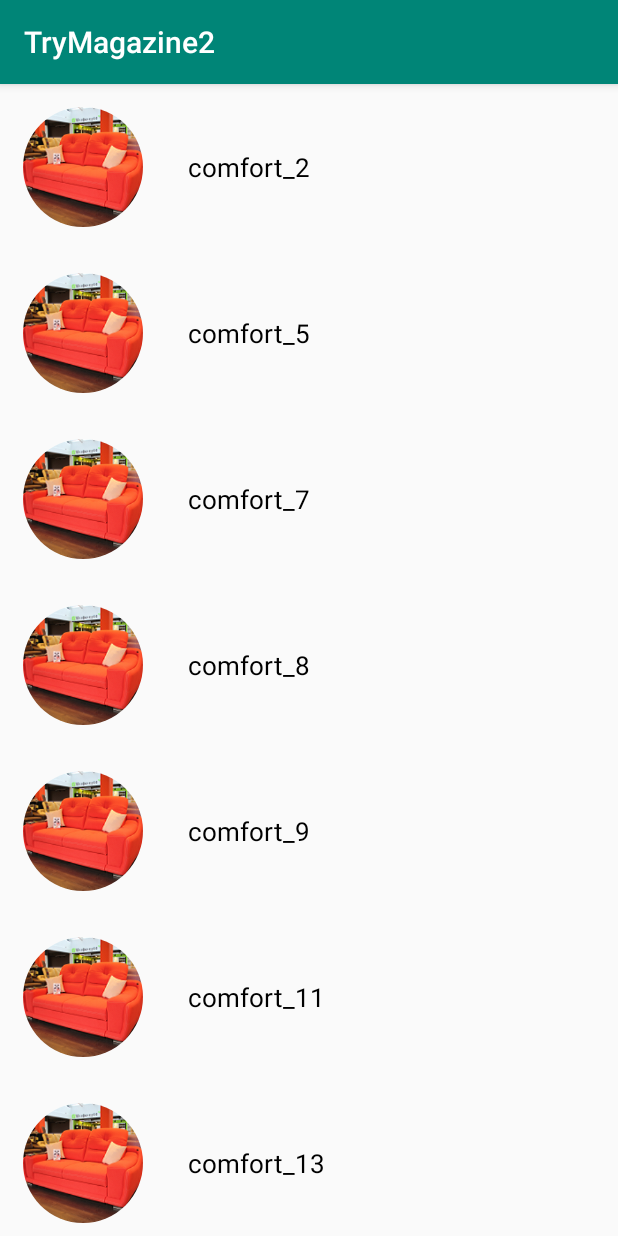
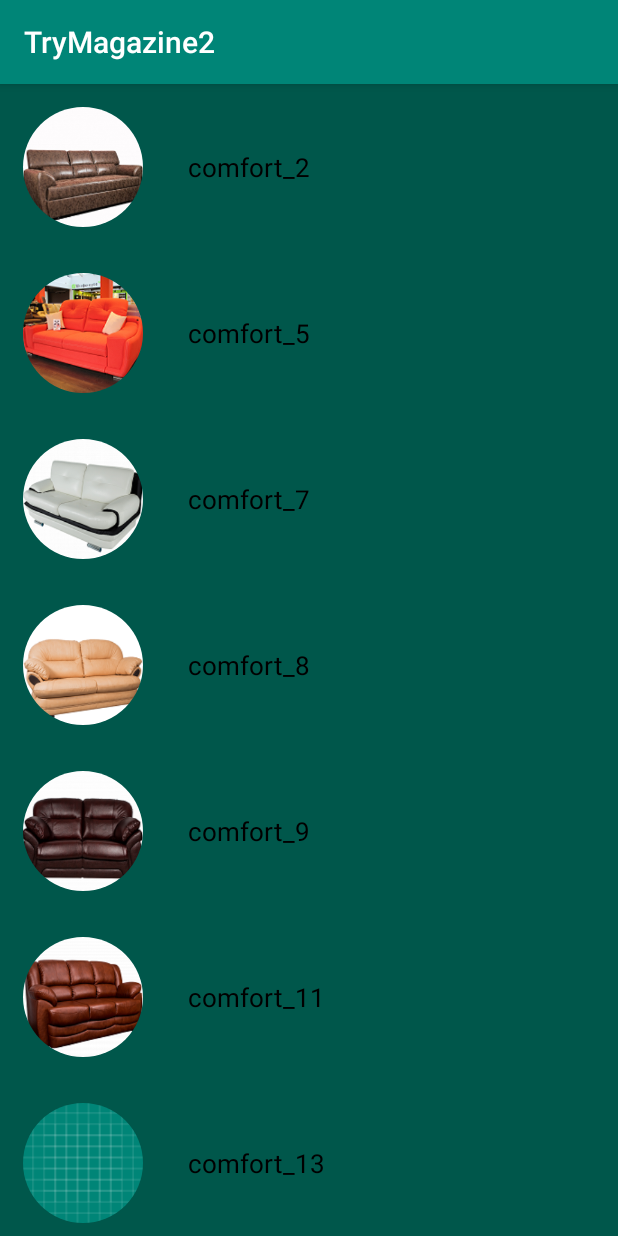
Before and after one commit to AndymillDev/main-repo, an Android app: the screen it shows after launch (MainActivity), on a phone screen of 412 x 824 dp. Run offline under Robolectric (Android 15) with nearby library versions, the phone set to English and light mode, and no system bars; our stand-ins replace CircleImageView; pictures from the network do not load.

Commit message:
Magazine version 2 release with images in app

```diff
--- a/app/src/main/java/com/example/trymagazine2/MainActivity.java
+++ b/app/src/main/java/com/example/trymagazine2/MainActivity.java
@@ -8,8 +8,8 @@ import android.support.v7.widget.LinearLayoutManager;
 import android.support.v7.widget.RecyclerView;
 import android.util.Log;
 
+
 import java.util.ArrayList;
-import java.util.HashMap;
 
 public class MainActivity extends AppCompatActivity {
 
@@ -45,24 +45,24 @@ public class MainActivity extends AppCompatActivity {
         mNames.add("comfort_34");
         mNames.add("comfort_35");
 
+        images.add(context.getResources().getDrawable(R.drawable.k2));
         images.add(context.getResources().getDrawable(R.drawable.k5));
-        images.add(context.getResources().getDrawable(R.drawable.k5));
-        images.add(context.getResources().getDrawable(R.drawable.k5));
-        images.add(context.getResources().getDrawable(R.drawable.k5));
-        images.add(context.getResources().getDrawable(R.drawable.k5));
-        images.add(context.getResources().getDrawable(R.drawable.k5));
-        images.add(context.getResources().getDrawable(R.drawable.k5));
-        images.add(context.getResources().getDrawable(R.drawable.k5));
-        images.add(context.getResources().getDrawable(R.drawable.k5));
-        images.add(context.getResources().getDrawable(R.drawable.k5));
-        images.add(context.getResources().getDrawable(R.drawable.k5));
-        images.add(context.getResources().getDrawable(R.drawable.k5));
-        images.add(context.getResources().getDrawable(R.drawable.k5));
-        images.add(context.getResources().getDrawable(R.drawable.k5));
+        images.add(context.getResources().getDrawable(R.drawable.k7));
+        images.add(context.getResources().getDrawable(R.drawable.k8));
+        images.add(context.getResources().getDrawable(R.drawable.k9));
+        images.add(context.getResources().getDrawable(R.drawable.k11));
+        images.add(context.getResources().getDrawable(R.drawable.ic_launcher_background));
+        images.add(context.getResources().getDrawable(R.drawable.k14));
+        images.add(context.getResources().getDrawable(R.drawable.ic_launcher_background));
+        images.add(context.getResources().getDrawable(R.drawable.k18));
+        images.add(context.getResources().getDrawable(R.drawable.ic_launcher_background));
+        images.add(context.getResources().getDrawable(R.drawable.k24));
+        images.add(context.getResources().getDrawable(R.drawable.k34));
+        images.add(context.getResources().getDrawable(R.drawable.k35));
 
         initRecyclerView();
     }
-
+    //request for image from internet resource
     /*private void initImageBitmaps() {
         Log.d(TAG, "initImageBitmaps: preparing bitmaps.");
 
--- a/app/src/main/java/com/example/trymagazine2/RecyclerViewAdapter.java
+++ b/app/src/main/java/com/example/trymagazine2/RecyclerViewAdapter.java
@@ -47,8 +47,10 @@ public class RecyclerViewAdapter extends RecyclerView.Adapter<RecyclerViewAdapte
                 .asBitmap()
                 .load(images.get(position))
                 .into(viewHolder.image);*/
-        viewHolder.image.setImageDrawable(images.get(1));
+        for (int i = position; i< images.size(); i++) {
 
+            viewHolder.image.setImageDrawable(images.get(position));
+        }
         viewHolder.imageName.setText(mImageNames.get(position));
 
         viewHolder.parentLayout.setOnClickListener(new View.OnClickListener() {
--- a/app/src/main/res/layout/activity_main.xml
+++ b/app/src/main/res/layout/activity_main.xml
@@ -3,7 +3,8 @@
     xmlns:tools="http://schemas.android.com/tools"
     android:layout_width="match_parent"
     android:layout_height="match_parent"
-    tools:context=".MainActivity">
+    tools:context=".MainActivity"
+    android:background="@color/colorPrimaryDark">
 
         <android.support.v7.widget.RecyclerView
             android:layout_height="match_parent"
```
Also changed, not shown: app/src/main/res/drawable-v24/k11.png (added), app/src/main/res/drawable-v24/k14.png (added), app/src/main/res/drawable-v24/k18.png (added), app/src/main/res/drawable-v24/k2.png (added), app/src/main/res/drawable-v24/k24.png (added), app/src/main/res/drawable-v24/k34.png (added), app/src/main/res/drawable-v24/k35.png (added), app/src/main/res/drawable-v24/k7.png (added), app/src/main/res/drawable-v24/k8.png (added), app/src/main/res/drawable-v24/k9.png (added).
